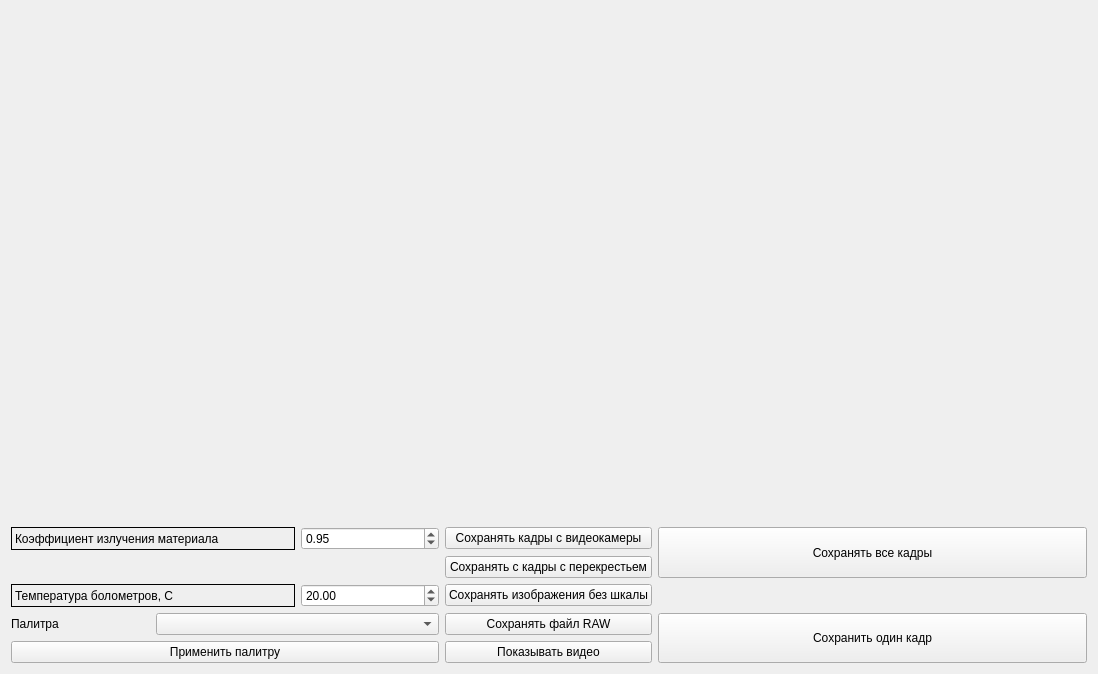
The window that FlirOneControl/cmainwindow.ui (da-nie/FlirOneControlForLinux) describes before a commit, drawn with Qt 5.
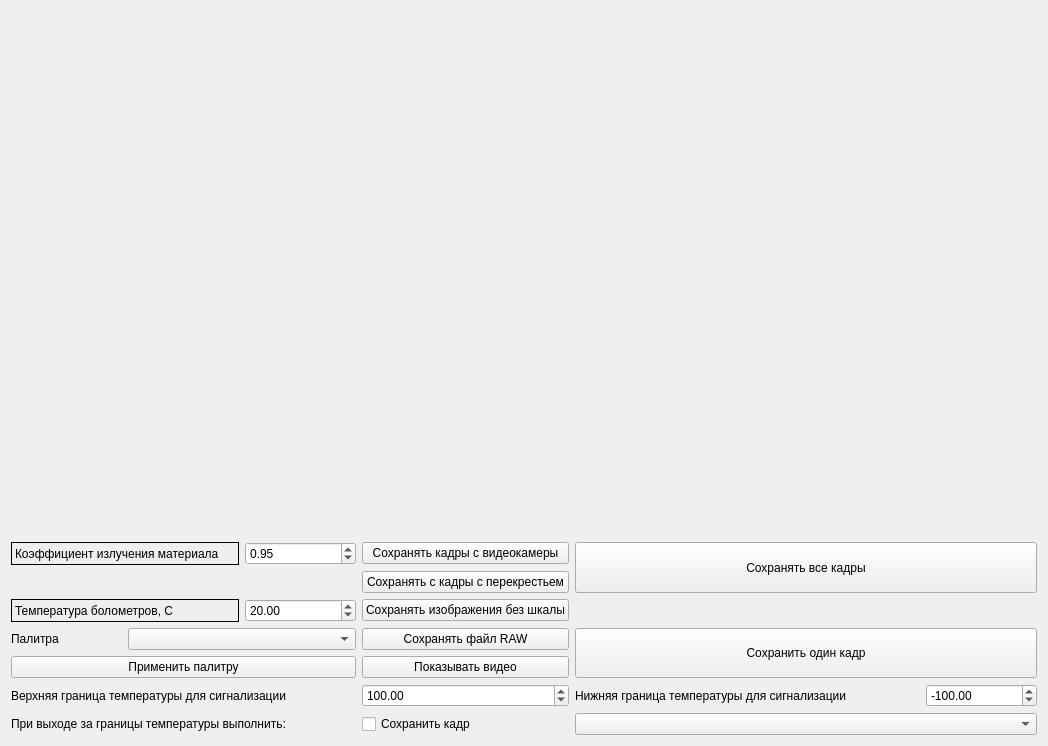
The same window after the commit.

The edit to the form file:
```diff
--- a/FlirOneControl/cmainwindow.ui
+++ b/FlirOneControl/cmainwindow.ui
@@ -6,8 +6,8 @@
    <rect>
     <x>0</x>
     <y>0</y>
-    <width>1098</width>
-    <height>674</height>
+    <width>1048</width>
+    <height>746</height>
    </rect>
   </property>
   <property name="windowTitle">
@@ -51,19 +51,6 @@
         </property>
        </widget>
       </item>
-      <item row="9" column="5" rowspan="2" colspan="3">
-       <widget class="QPushButton" name="pushButton_SaveFrame">
-        <property name="sizePolicy">
-         <sizepolicy hsizetype="Minimum" vsizetype="Expanding">
-          <horstretch>0</horstretch>
-          <verstretch>0</verstretch>
-         </sizepolicy>
-        </property>
-        <property name="text">
-         <string>Сохранить один кадр</string>
-        </property>
-       </widget>
-      </item>
       <item row="10" column="3">
        <widget class="QPushButton" name="pushButton_ShowVideo">
         <property name="text">
@@ -104,19 +91,6 @@
         </property>
        </widget>
       </item>
-      <item row="5" column="5" rowspan="2" colspan="3">
-       <widget class="QPushButton" name="pushButton_SaveAllFrame">
-        <property name="sizePolicy">
-         <sizepolicy hsizetype="Minimum" vsizetype="Expanding">
-          <horstretch>0</horstretch>
-          <verstretch>0</verstretch>
-         </sizepolicy>
-        </property>
-        <property name="text">
-         <string>Сохранять все кадры</string>
-        </property>
-       </widget>
-      </item>
       <item row="7" column="0" colspan="2">
        <widget class="QLabel" name="label_Temper">
         <property name="frameShape">
@@ -127,10 +101,16 @@
         </property>
        </widget>
       </item>
-      <item row="0" column="5" rowspan="5" colspan="3">
-       <widget class="QLabel" name="CLabel_VideoImage">
+      <item row="5" column="5" rowspan="2" colspan="4">
+       <widget class="QPushButton" name="pushButton_SaveAllFrame">
+        <property name="sizePolicy">
+         <sizepolicy hsizetype="Minimum" vsizetype="Expanding">
+          <horstretch>0</horstretch>
+          <verstretch>0</verstretch>
+         </sizepolicy>
+        </property>
         <property name="text">
-         <string/>
+         <string>Сохранять все кадры</string>
         </property>
        </widget>
       </item>
@@ -161,6 +141,83 @@
         </property>
        </widget>
       </item>
+      <item row="11" column="5" colspan="3">
+       <widget class="QLabel" name="label_LevelMinT">
+        <property name="text">
+         <string>Нижняя граница температуры для сигнализации</string>
+        </property>
+       </widget>
+      </item>
+      <item row="9" column="5" rowspan="2" colspan="4">
+       <widget class="QPushButton" name="pushButton_SaveFrame">
+        <property name="sizePolicy">
+         <sizepolicy hsizetype="Minimum" vsizetype="Expanding">
+          <horstretch>0</horstretch>
+          <verstretch>0</verstretch>
+         </sizepolicy>
+        </property>
+        <property name="text">
+         <string>Сохранить один кадр</string>
+        </property>
+       </widget>
+      </item>
+      <item row="11" column="3">
+       <widget class="QDoubleSpinBox" name="doubleSpinBox_MaxT">
+        <property name="minimum">
+         <double>-300.000000000000000</double>
+        </property>
+        <property name="maximum">
+         <double>300.000000000000000</double>
+        </property>
+        <property name="value">
+         <double>100.000000000000000</double>
+        </property>
+       </widget>
+      </item>
+      <item row="11" column="0" colspan="3">
+       <widget class="QLabel" name="label_LevelMaxT">
+        <property name="text">
+         <string>Верхняя граница температуры для сигнализации</string>
+        </property>
+       </widget>
+      </item>
+      <item row="0" column="5" rowspan="5" colspan="4">
+       <widget class="QLabel" name="CLabel_VideoImage">
+        <property name="text">
+         <string/>
+        </property>
+       </widget>
+      </item>
+      <item row="11" column="8">
+       <widget class="QDoubleSpinBox" name="doubleSpinBox_MinT">
+        <property name="minimum">
+         <double>-300.000000000000000</double>
+        </property>
+        <property name="maximum">
+         <double>300.000000000000000</double>
+        </property>
+        <property name="value">
+         <double>-100.000000000000000</double>
+        </property>
+       </widget>
+      </item>
+      <item row="12" column="0" colspan="3">
+       <widget class="QLabel" name="label_Alarm">
+        <property name="text">
+         <string>При выходе за границы температуры выполнить:</string>
+        </property>
+       </widget>
+      </item>
+      <item row="12" column="3">
+       <widget class="QCheckBox" name="checkBox_AlarmSaveFrame">
+        <property name="text">
+         <string>Сохранить кадр</string>
+        </property>
+       </widget>
+      </item>
+      <item row="12" column="5" colspan="4">
+       <widget class="QComboBox" name="comboBox_Language"/>
+      </item>
      </layout>
     </item>
    </layout>
```
